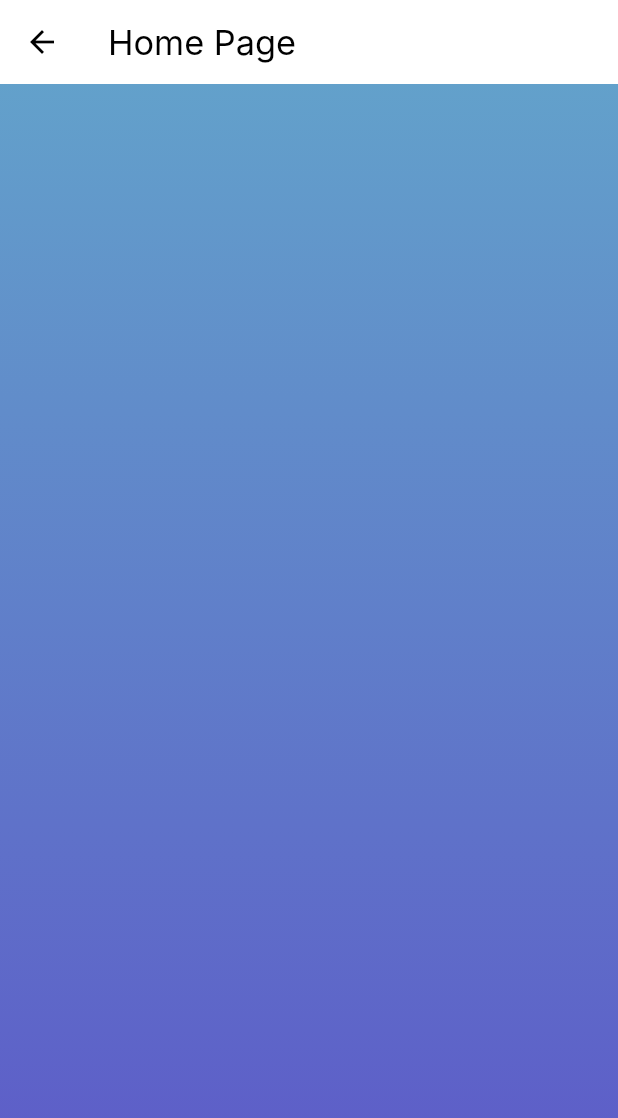
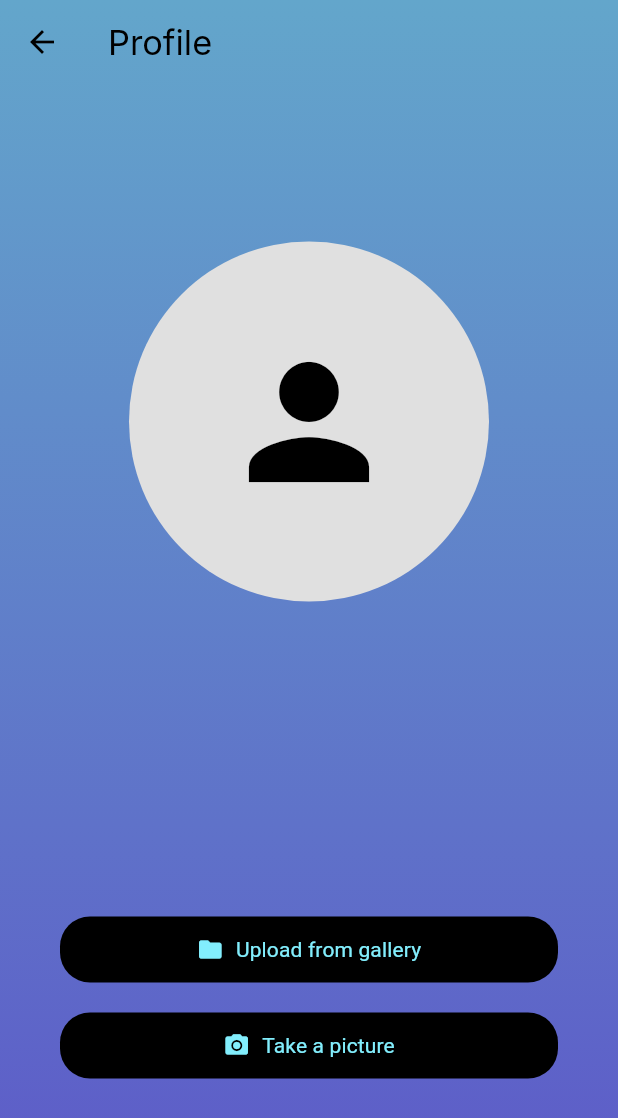
Before and after one commit to JohnnyPol/HCI_ECE_NTUA-CataList_Application, a Flutter app: the ProfilePage screen opened by its route, on a phone screen of 412 x 824 dp. Shown: the top 1118 px of the screen. Run offline on Flutter 3.47's test engine with Material 3 defaults, Android fonts, the phone set to English and light mode, and no system bars; our stand-ins replace flutter_slidable, flutter_svg, image_picker, pie_chart, sqflite; accounts and stored records are empty; Roboto replaces fonts that are missing (Inter).

Commit message:
profile_page ok, prepei na ftiaxw na menei h fwto se oles tis selides

```diff
--- a/lib/app_export.dart
+++ b/lib/app_export.dart
@@ -12,3 +12,4 @@ export 'package:flutter_application_1/shared/widgets/lists.dart';
 export 'package:flutter_application_1/utils/databaseHelper.dart';
 export 'package:flutter_application_1/shared/widgets/add_task_button.dart';
 export 'package:flutter_application_1/features/auth/controllers/user_auth.dart';
+export 'package:flutter_application_1/providers/profile_provider.dart';
--- a/lib/features/dashboard/views/profile_page.dart
+++ b/lib/features/dashboard/views/profile_page.dart
@@ -1,22 +1,99 @@
 import 'package:flutter/material.dart';
+import 'package:image_picker/image_picker.dart';
 import 'package:flutter_application_1/app_export.dart';
+import 'package:provider/provider.dart';
+import 'dart:io';
+
 
 class ProfilePage extends StatelessWidget {
   ProfilePage({super.key});
 
+  final ImagePicker _picker = ImagePicker();
+
+  Future<void> _pickImageFromGallery(BuildContext context) async {
+    final XFile? image = await _picker.pickImage(source: ImageSource.gallery);
+    if (image != null) {
+      Provider.of<ProfileProvider>(context, listen: false)
+          .setProfileImage(image.path);
+    }
+  }
+
+  Future<void> _takePicture(BuildContext context) async {
+    final XFile? image = await _picker.pickImage(source: ImageSource.camera);
+    if (image != null) {
+      Provider.of<ProfileProvider>(context, listen: false)
+          .setProfileImage(image.path);
+    }
+  }
+
   @override
   Widget build(BuildContext context) {
+    final profileImagePath =
+        Provider.of<ProfileProvider>(context).profileImagePath;
+
     return Container(
       decoration: AppDecoration.linearBGcolors,
       child: Scaffold(
         backgroundColor: Colors.transparent,
-        appBar: AppBar(title: Text("Home Page")),
+        appBar: AppBar(
+          backgroundColor: Colors.transparent,
+          elevation: 0,
+          leading: IconButton(
+            icon: Icon(Icons.arrow_back, color: Colors.black),
+            onPressed: () {
+              Navigator.pop(context); // This navigates back to the previous screen
+            },
+          ),
+          title: Text("Profile"),
+        ),
         body: SafeArea(
-          child: SizedBox(
-            width: double.maxFinite,
-            child: SingleChildScrollView(
-              child: Container(),
-            ),
+          child: Column(
+            mainAxisAlignment: MainAxisAlignment.spaceAround,
+            crossAxisAlignment: CrossAxisAlignment.center,
+            children: [
+              CircleAvatar(
+                radius: 120,
+                backgroundColor: Colors.grey[300],
+                backgroundImage: profileImagePath != null
+                    ? FileImage(File(profileImagePath))
+                    : null,
+                child: profileImagePath == null
+                    ? Icon(Icons.person, size: 120, color: Colors.black)
+                    : null,
+              ),
+              Padding(
+                padding: const EdgeInsets.symmetric(horizontal: 40.0),
+                child: Column(
+                  children: [
+                    ElevatedButton.icon(
+                      onPressed: () => _pickImageFromGallery(context),
+                      icon: Icon(Icons.folder),
+                      label: Text("Upload from gallery"),
+                      style: ElevatedButton.styleFrom(
+                        backgroundColor: Colors.black,
+                        minimumSize: Size(double.infinity, 60),
+                        shape: RoundedRectangleBorder(
+                          borderRadius: BorderRadius.circular(20),
+                        ),
+                      ),
+                    ),
+                    SizedBox(height: 20),
+                    ElevatedButton.icon(
+                      onPressed: () => _takePicture(context),
+                      icon: Icon(Icons.camera_alt),
+                      label: Text("Take a picture"),
+                      style: ElevatedButton.styleFrom(
+                        backgroundColor: Colors.black,
+                        minimumSize: Size(double.infinity, 60),
+                        shape: RoundedRectangleBorder(
+                          borderRadius: BorderRadius.circular(20),
+                        ),
+                      ),
+                    ),
+                  ],
+                ),
+              ),
+            ],
           ),
         ),
       ),
--- /dev/null
+++ b/lib/providers/profile_provider.dart
@@ -0,0 +1,12 @@
+import 'package:flutter/material.dart';
+
+class ProfileProvider with ChangeNotifier {
+  String? _profileImagePath;
+
+  String? get profileImagePath => _profileImagePath;
+
+  void setProfileImage(String path) {
+    _profileImagePath = path;
+    notifyListeners();
+  }
+}
--- a/pubspec.yaml
+++ b/pubspec.yaml
@@ -18,6 +18,8 @@ dependencies:
   intl: ^0.19.0
   pie_chart: ^5.4.0
   table_calendar: ^3.0.8
+  image_picker: ^0.8.7+3
+  provider: ^6.0.5
 
 
 
```
Also changed, not shown: lib/main.dart (+9 -2 lines), pubspec.lock, 7 other files.
